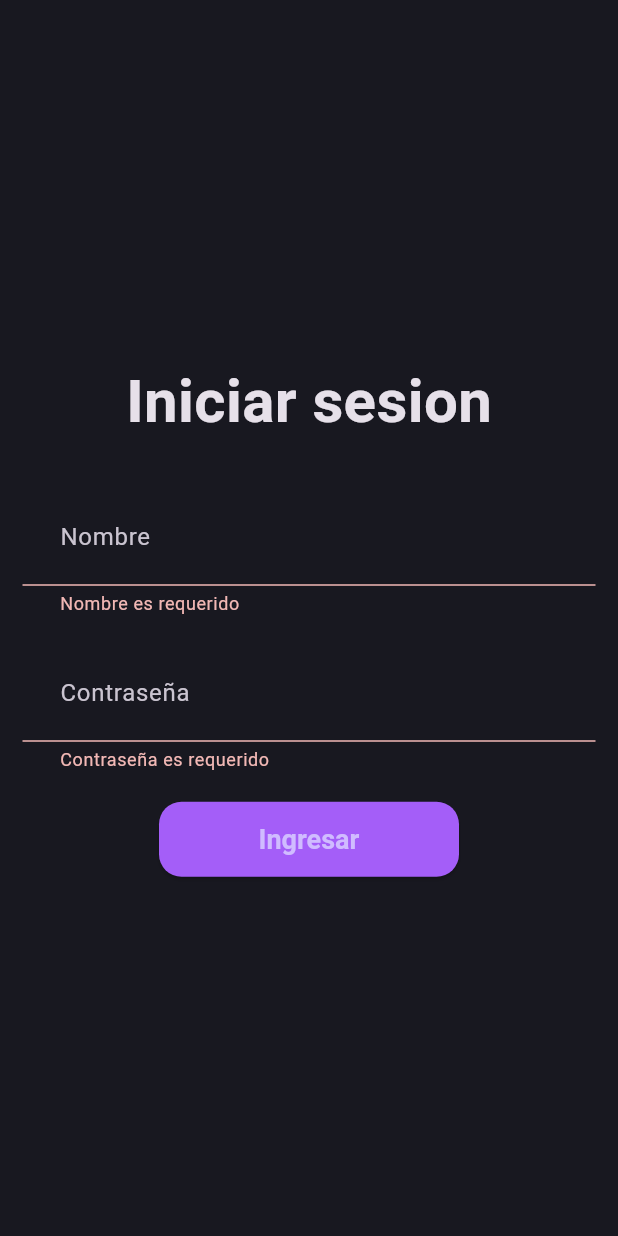
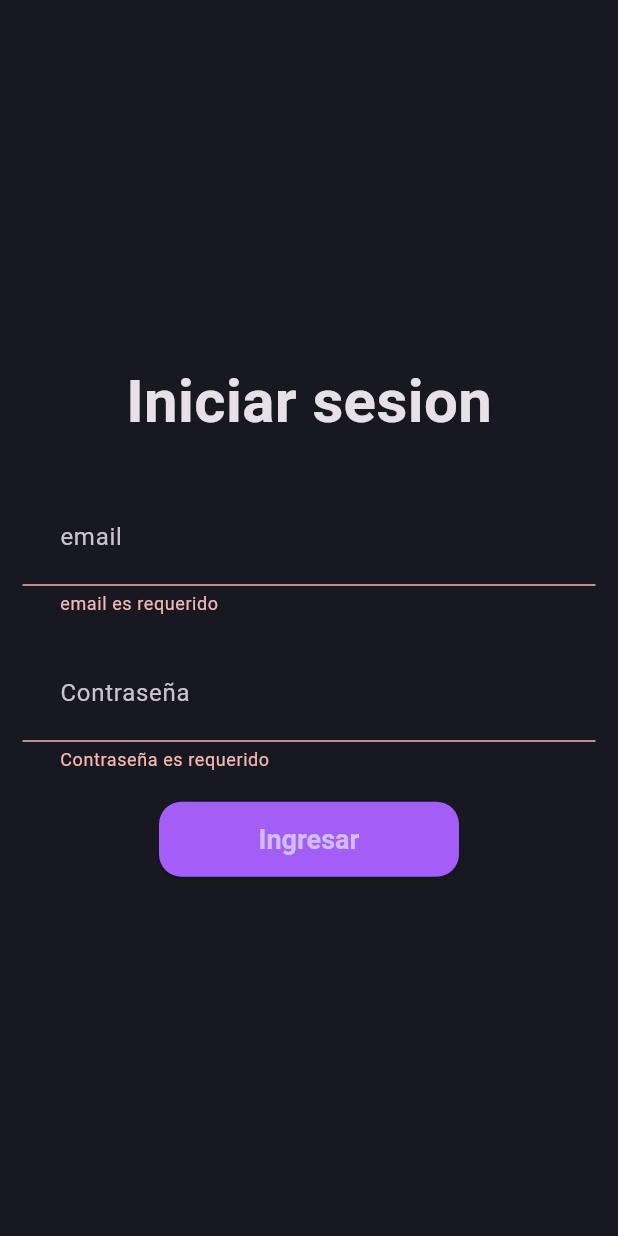
Before and after one commit to khcastrillon/Prueba-Wagon, a Flutter app: the screen it shows after launch, after a tap on "Ingresar", on a phone screen of 412 x 824 dp. Run offline on Flutter 3.47's test engine with Material 3 defaults, Android fonts, the light colour scheme and no system bars; our stand-ins replace bloc, flutter_bloc, fpdart, get_it, supabase_flutter; accounts and stored records are empty.

Commit message:
Login minor fix

```diff
--- a/lib/features/auth/presentation/bloc/auth_bloc.dart
+++ b/lib/features/auth/presentation/bloc/auth_bloc.dart
@@ -17,7 +17,6 @@ class AuthBloc extends Bloc<AuthEvent, AuthState> {
 
   void _onAuthLogin(AuthLogin event, Emitter<AuthState> emit) async {
     emit(AuthLoading());
-
     final res = await _userLogin(
       UserLoginParams(
         email: event.email,
--- a/lib/features/auth/presentation/pages/login_page.dart
+++ b/lib/features/auth/presentation/pages/login_page.dart
@@ -1,4 +1,8 @@
 import 'package:flutter/material.dart';
+import 'package:flutter_bloc/flutter_bloc.dart';
+import 'package:prueba_wagon/core/common/widgets/loader.dart';
+import 'package:prueba_wagon/core/utils/show_snackbar.dart';
+import 'package:prueba_wagon/features/auth/presentation/bloc/auth_bloc.dart';
 import 'package:prueba_wagon/features/auth/presentation/widgets/auth_field.dart';
 
 class LoginPage extends StatefulWidget {
@@ -13,12 +17,12 @@ class LoginPage extends StatefulWidget {
 
 class _LoginPageState extends State<LoginPage> {
   final formKey = GlobalKey<FormState>();
-  final nameController = TextEditingController();
+  final emailController = TextEditingController();
   final passwordController = TextEditingController();
 
   @override
   void dispose() {
-    nameController.dispose();
+    emailController.dispose();
     passwordController.dispose();
     super.dispose();
   }
@@ -28,7 +32,19 @@ class _LoginPageState extends State<LoginPage> {
     return Scaffold(
       body: Padding(
         padding: const EdgeInsets.all(15),
-        child: Form(
+        child: BlocConsumer<AuthBloc, AuthState>(
+          listener: (context, state) {
+            if (state is AuthFailure) {
+              showSnackBar(context, state.message);
+            }
+          },
+          builder: (context, state) {
+            if (state is AuthLoading) {
+              return const Center(
+                child: Loader(),
+              );
+            }
+            return Form(
               key: formKey,
               child: Column(
                 mainAxisAlignment: MainAxisAlignment.center,
@@ -44,8 +60,8 @@ class _LoginPageState extends State<LoginPage> {
                     height: 30,
                   ),
                   AuthField(
-                hintText: 'Nombre',
-                textController: nameController,
+                    hintText: 'email',
+                    textController: emailController,
                   ),
                   const SizedBox(
                     height: 20,
@@ -61,12 +77,21 @@ class _LoginPageState extends State<LoginPage> {
                   // MainButton(text: 'Iniciar sesion'),
                   ElevatedButton(
                     onPressed: () {
-                  if (formKey.currentState!.validate()) {}
+                      if (formKey.currentState!.validate()) {
+                        context.read<AuthBloc>().add(
+                              AuthLogin(
+                                email: emailController.text,
+                                password: passwordController.text,
+                              ),
+                            );
+                      }
                     },
                     child: const Text('Ingresar'),
                   ),
                 ],
               ),
+            );
+          },
         ),
       ),
     );
--- a/lib/features/auth/presentation/widgets/auth_field.dart
+++ b/lib/features/auth/presentation/widgets/auth_field.dart
@@ -13,6 +13,7 @@ class AuthField extends StatelessWidget {
   @override
   Widget build(BuildContext context) {
     return TextFormField(
+      controller: textController,
       decoration: InputDecoration(
         hintText: hintText,
       ),
--- /dev/null
+++ b/lib/features/service/presentation/bloc/service_event.dart
@@ -0,0 +1,4 @@
+part of 'service_bloc.dart';
+
+@immutable
+sealed class ServiceEvent {}
--- /dev/null
+++ b/lib/features/service/presentation/bloc/service_state.dart
@@ -0,0 +1,6 @@
+part of 'service_bloc.dart';
+
+@immutable
+sealed class ServiceState {}
+
+final class ServiceInitial extends ServiceState {}
```
Also changed, not shown: lib/core/common/widgets/loader.dart (added, +12 -0 lines), lib/core/utils/show_snackbar.dart (added, +12 -0 lines), lib/features/service/presentation/bloc/service_bloc.dart (added, +13 -0 lines). Lines whose indentation alone changed are shown as unchanged.
